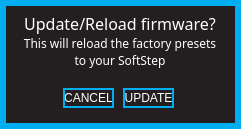
Before: the Qt Designer form standalone/ezpz/forms/updatefwformWin.ui in Muse-Kinetics/softstep_editor, drawn with Qt 5.
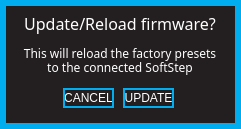
After: the same form once the commit is applied.

Commit message: Added: Warning text to the firmware out of date forms for the dumb-dumbs. Changed: Reworded the firmware update form text. Changed: Added editor version number to the aboutformWin.ui

The edit to the form file:
```diff
--- a/standalone/ezpz/forms/updatefwformWin.ui
+++ b/standalone/ezpz/forms/updatefwformWin.ui
@@ -260,7 +260,7 @@
      <property name="geometry">
       <rect>
        <x>0</x>
-       <y>25</y>
+       <y>35</y>
        <width>224</width>
        <height>21</height>
       </rect>
@@ -291,7 +291,7 @@
      <property name="geometry">
       <rect>
        <x>0</x>
-       <y>42</y>
+       <y>49</y>
        <width>224</width>
        <height>21</height>
       </rect>
@@ -312,7 +312,7 @@
       <string notr="true"/>
      </property>
      <property name="text">
-      <string>to your SoftStep</string>
+      <string>to the connected SoftStep</string>
      </property>
      <property name="alignment">
       <set>Qt::AlignCenter</set>
```
The commit also changes 5 other files.
